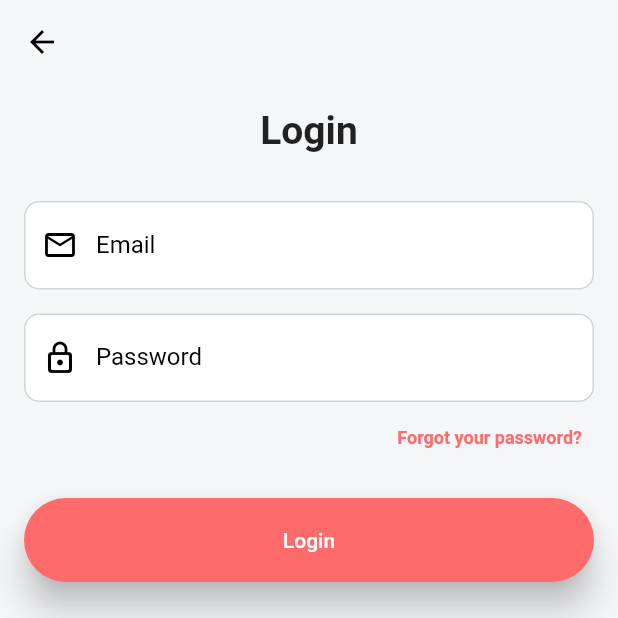
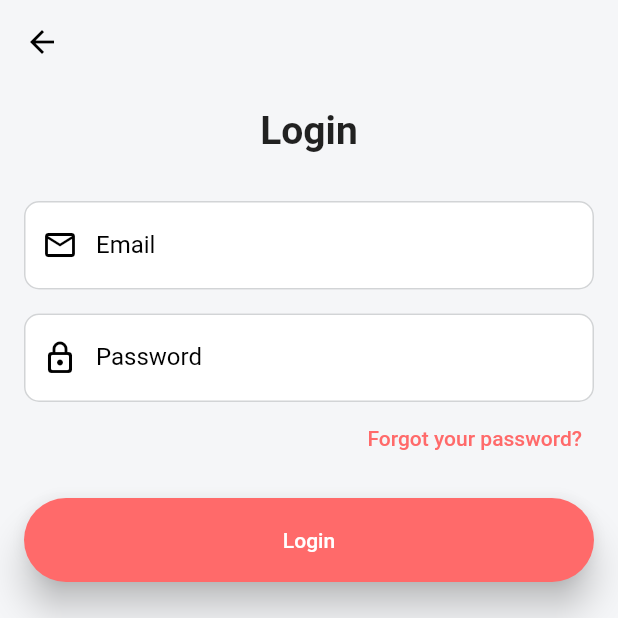
Before and after one commit to AliaaAbdelkarimBastawy/ShopifyApp, a Flutter app: the screen it shows after launch, after a tap on "Login", on a phone screen of 412 x 824 dp, the top half of it. Run offline on Flutter 3.47's test engine with Material 2 defaults, Android fonts, the phone set to English and light mode, and no system bars.

Commit message:
"Task1 is Updated!"

```diff
--- a/lib/Views/LoginView.dart
+++ b/lib/Views/LoginView.dart
@@ -46,8 +46,8 @@ class LoginView extends StatelessWidget {
               TextButton(onPressed: (){
                 Navigator.push(context,
                     MaterialPageRoute(builder: (builder)=> const ForgetPasswordView()));
-              }, child:const Text("Forgot your password?", style: TextStyle(fontSize: 12,
-                  fontWeight: FontWeight.bold,
+              }, child:const Text("Forgot your password?",
+                style: TextStyle(fontSize: 14,
                   color:Color(0XFFFF6A6A) ),),)
               ],),
             const SizedBox(height: 16,),
```
